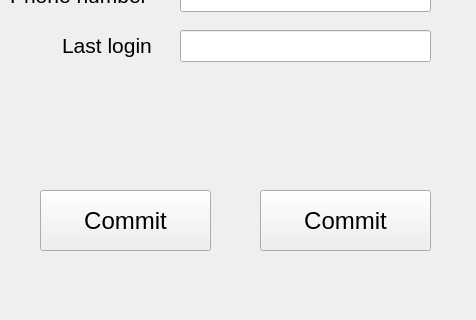
Above: Front-End/Profile.ui from RubyLegend/Music_Search_System before the change; both pictures show x 0 to 476 and y 280 to 600 of the 476 by 600 pixel window. Below: the same form after it.
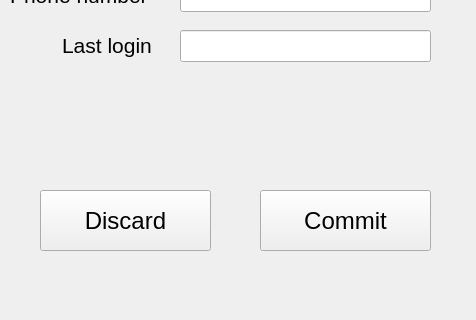
That is the form after the change.

```diff
--- a/Front-End/Profile.ui
+++ b/Front-End/Profile.ui
@@ -234,7 +234,7 @@
     </font>
    </property>
    <property name="text">
-    <string>Commit</string>
+    <string>Discard</string>
    </property>
   </widget>
   <zorder>Email</zorder>
```
